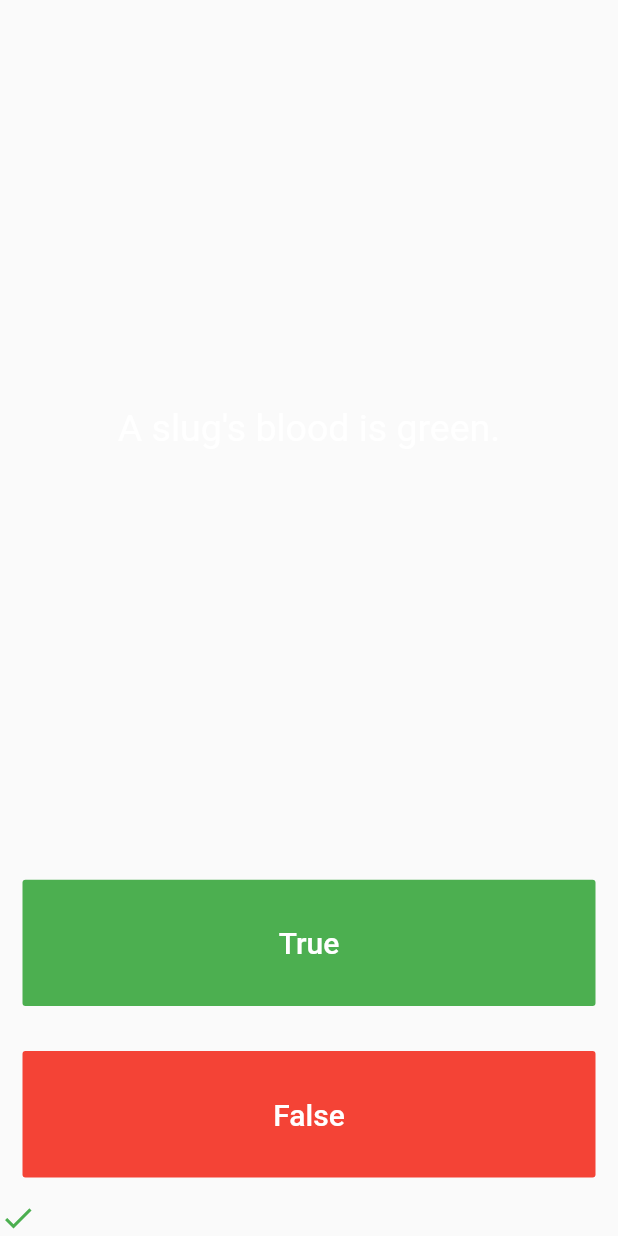
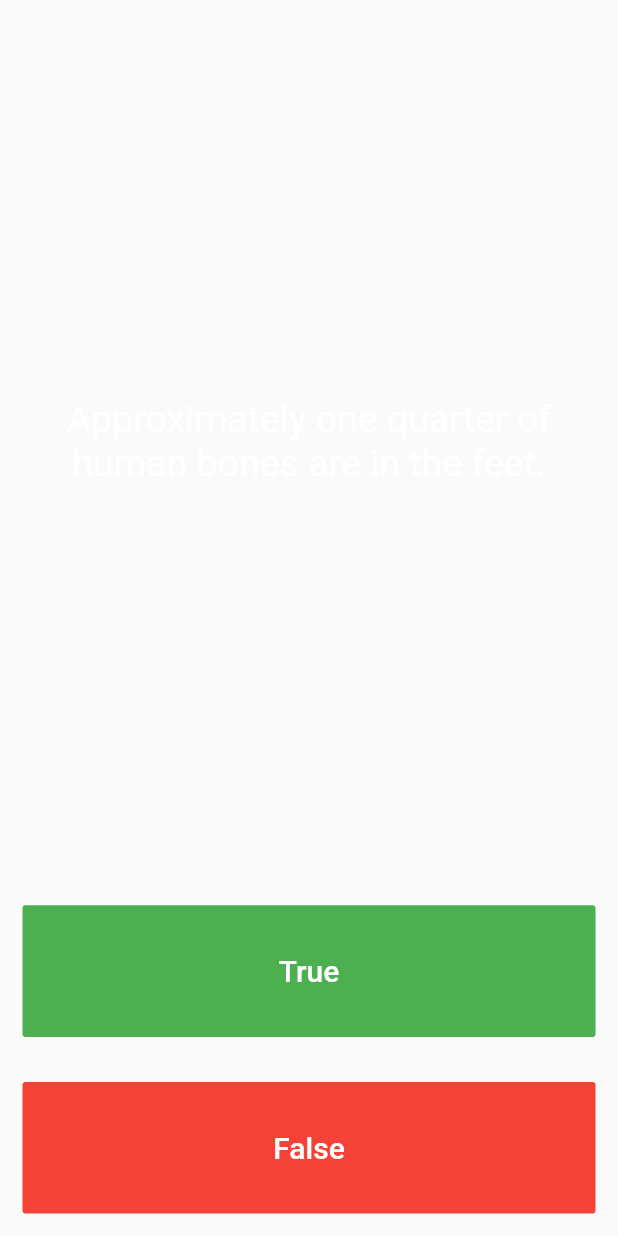
Before and after one commit to Aleksefo/flutter_testing_app, a Flutter app: the QuizPage widget shown alone on an empty page, opened directly, after a tap on "True", after a tap on "False", on a phone screen of 412 x 824 dp. Run offline on Flutter 3.47's test engine with Material 2 defaults, Android fonts, the phone set to English and light mode, and no system bars; our stand-ins replace audioplayers.

Commit message:
Add separate class for questions

```diff
--- a/lib/Queestion.dart
+++ b/lib/Question.dart
@@ -2,7 +2,7 @@
   String questionText;
   bool questionAnswer;
 
-  Question({String q, bool a}) {
+  Question(String q, bool a) {
     questionText = q;
     questionAnswer = a;
   }
--- /dev/null
+++ b/lib/QuizBrain.dart
@@ -0,0 +1,31 @@
+import 'package:flutter_testing_app/Question.dart';
+
+class QuizBrain {
+  List<Question> qBank = [
+    Question('Some cats are actually allergic to humans', true),
+    Question('You can lead a cow down stairs but not up stairs.', false),
+    Question('Approximately one quarter of human bones are in the feet.', true),
+    Question('A slug\'s blood is green.', true),
+    Question('Buzz Aldrin\'s mother\'s maiden name was \"Moon\".', true),
+    Question('It is illegal to pee in the Ocean in Portugal.', true),
+    Question(
+        'No piece of square dry paper can be folded in half more than 7 times.',
+        false),
+    Question(
+        'In London, UK, if you happen to die in the House of Parliament, you are technically entitled to a state funeral, because the building is considered too sacred a place.',
+        true),
+    Question(
+        'The loudest sound produced by any animal is 188 decibels. That animal is the African Elephant.',
+        false),
+    Question(
+        'The total surface area of two human lungs is approximately 70 square metres.',
+        true),
+    Question('Google was originally called \"Backrub\".', true),
+    Question(
+        'Chocolate affects a dog\'s heart and nervous system; a few ounces are enough to kill a small dog.',
+        true),
+    Question(
+        'In West Virginia, USA, if you accidentally hit an animal with your car, you are free to take it home to eat.',
+        true),
+  ];
+}
--- a/lib/main5.dart
+++ b/lib/main5.dart
@@ -1,6 +1,7 @@
 import 'package:flutter/material.dart';
+import 'package:flutter_testing_app/QuizBrain.dart';
 
-import 'Queestion.dart';
+QuizBrain quizBrain = QuizBrain();
 
 void main() => runApp(Quizzler());
 
@@ -29,13 +30,6 @@
 class _QuizPageState extends State<QuizPage> {
   List<Icon> scoreKeeper = [];
 
-  List<Question> qBank = [
-    Question(q: 'You can lead a cow down stairs but not up stairs.', a: false),
-    Question(
-        q: 'Approximately one quarter of human bones are in the feet.',
-        a: true),
-    Question(q: 'A slug\'s blood is green.', a: true),
-  ];
   int questionNumber = 0;
 
   @override
@@ -50,7 +44,7 @@
             padding: EdgeInsets.all(10.0),
             child: Center(
               child: Text(
-                qBank[questionNumber].questionText,
+                quizBrain.qBank[questionNumber].questionText,
                 textAlign: TextAlign.center,
                 style: TextStyle(
                   fontSize: 25.0,
@@ -76,7 +70,8 @@
               onPressed: () {
                 setState(() {
                   questionNumber++;
-                  bool correctAnswer = qBank[questionNumber].questionAnswer;
+                  bool correctAnswer =
+                      quizBrain.qBank[questionNumber].questionAnswer;
                   if (correctAnswer) {
                     scoreKeeper.add(
                       Icon(
```
